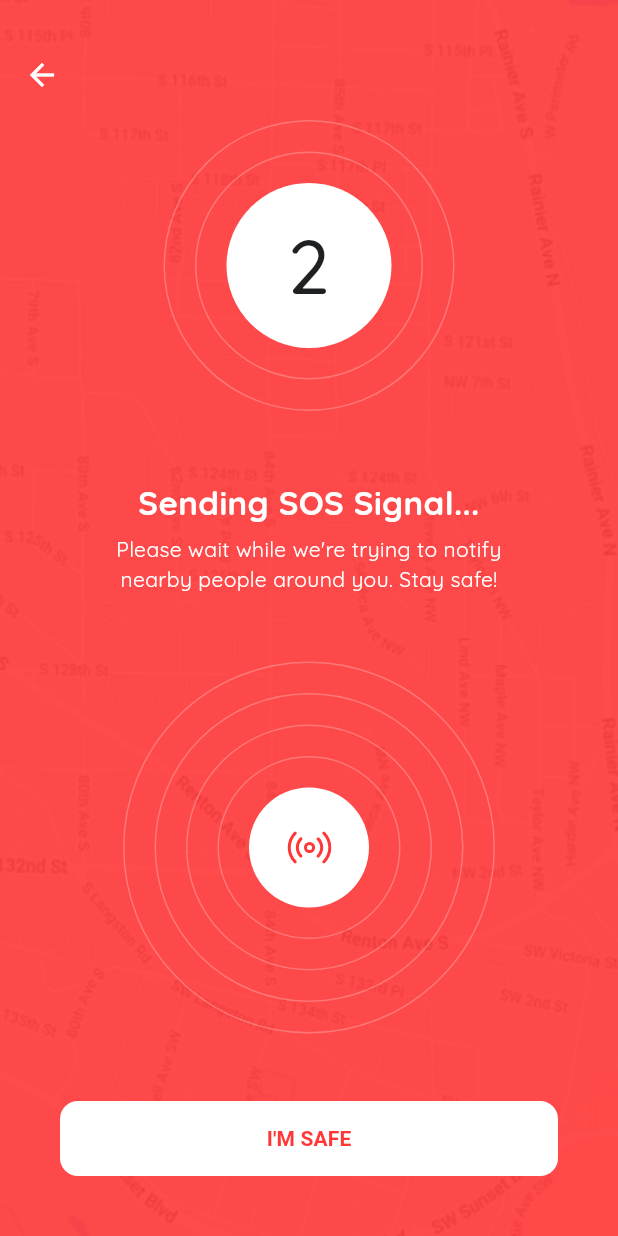
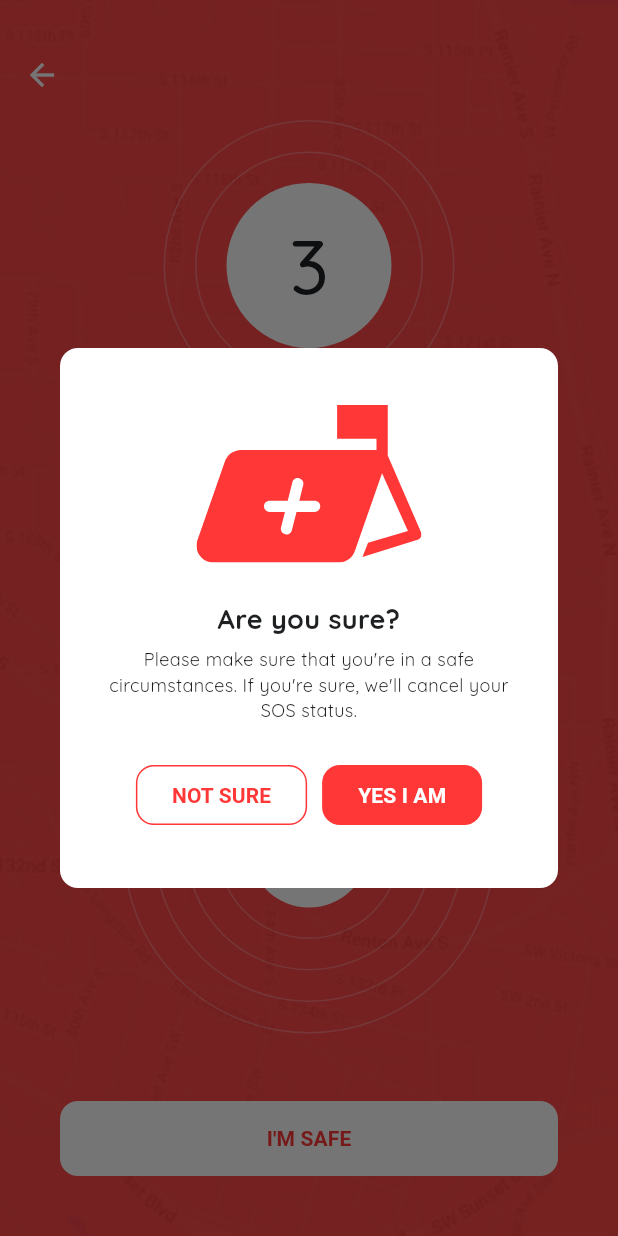
Before and after one commit to SOS-Assist/mobile-app, a Flutter app: the SosCallPage screen opened directly with empty values, after a tap on an icon or button, on a phone screen of 412 x 824 dp. Run offline on Flutter 3.47's test engine with Material 3 defaults, Android fonts, the phone set to English and light mode, and no system bars; our stand-ins replace cloud_firestore, firebase_auth, firebase_core, flutter_svg; accounts and stored records are empty.

Commit message:
feature (sos call): add a confirmation dialog

```diff
--- a/lib/pages/sos_call.dart
+++ b/lib/pages/sos_call.dart
@@ -2,6 +2,7 @@ import 'dart:async';
 
 import 'package:flutter/material.dart';
 import 'package:flutter_svg/flutter_svg.dart';
+import 'package:mobile_app/pages/sos_detail.dart';
 
 class SosCallPage extends StatefulWidget {
   final String sosType;
@@ -185,7 +186,16 @@ class _SosCallPageState extends State<SosCallPage> {
                 ],
               ),
               ElevatedButton(
-                onPressed: () {},
+                onPressed: () {
+                  showDialog(
+                    context: context,
+                    barrierDismissible: false,
+                    builder: (BuildContext context) {
+                      _stopTimer();
+                      return const Dialog(child: ConfirmationDialog());
+                    },
+                  ).then((_) => _startTimer());
+                },
                 style: ElevatedButton.styleFrom(
                   shape: RoundedRectangleBorder(
                     borderRadius: BorderRadius.circular(12),
@@ -211,3 +221,106 @@ class _SosCallPageState extends State<SosCallPage> {
     );
   }
 }
+
+class ConfirmationDialog extends StatelessWidget {
+  const ConfirmationDialog({super.key});
+
+  @override
+  Widget build(BuildContext context) {
+    final ThemeData theme = Theme.of(context);
+    final ColorScheme colorScheme = theme.colorScheme;
+
+    return Container(
+      height: 360,
+      padding: const EdgeInsets.symmetric(
+        horizontal: 24,
+      ),
+      decoration: BoxDecoration(
+        color: Colors.white,
+        borderRadius: BorderRadius.circular(12),
+      ),
+      child: Column(
+        mainAxisAlignment: MainAxisAlignment.center,
+        children: [
+          SvgPicture.asset(
+            'assets/icons/emergency-post.svg',
+            width: 150,
+          ),
+          const SizedBox(height: 24),
+          const Text(
+            'Are you sure?',
+            textAlign: TextAlign.center,
+            style: TextStyle(
+              fontSize: 18,
+              fontWeight: FontWeight.w700,
+            ),
+          ),
+          const SizedBox(height: 6),
+          const Text(
+            'Please make sure that you\'re in a safe circumstances. If you\'re sure, we\'ll cancel your SOS status.',
+            textAlign: TextAlign.center,
+            style: TextStyle(
+              fontSize: 12,
+              // fontWeight: FontWeight.w700,
+            ),
+          ),
+          const SizedBox(height: 24),
+          Row(
+            crossAxisAlignment: CrossAxisAlignment.center,
+            mainAxisAlignment: MainAxisAlignment.center,
+            children: [
+              ElevatedButton(
+                onPressed: () => Navigator.of(context).pop(),
+                style: ElevatedButton.styleFrom(
+                  shape: RoundedRectangleBorder(
+                    borderRadius: BorderRadius.circular(12),
+                  ),
+                  side: BorderSide(color: colorScheme.primary),
+                  backgroundColor: Colors.white,
+                  shadowColor: Colors.transparent,
+                  elevation: 0,
+                ),
+                child: Text(
+                  'NOT SURE',
+                  style: TextStyle(
+                    color: colorScheme.primary,
+                    fontSize: 14,
+                    fontWeight: FontWeight.w700,
+                  ),
+                ),
+              ),
+              const SizedBox(width: 10),
+              ElevatedButton(
+                onPressed: () {
+                  Navigator.pushAndRemoveUntil(
+                    context,
+                    MaterialPageRoute(
+                      builder: (context) => const SosDetailPage(),
+                    ),
+                    (route) => false,
+                  );
+                },
+                style: ElevatedButton.styleFrom(
+                  shape: RoundedRectangleBorder(
+                    borderRadius: BorderRadius.circular(12),
+                  ),
+                  backgroundColor: colorScheme.primary,
+                  shadowColor: Colors.transparent,
+                  elevation: 0,
+                ),
+                child: const Text(
+                  'YES I AM',
+                  style: TextStyle(
+                    color: Colors.white,
+                    fontSize: 14,
+                    fontWeight: FontWeight.w700,
+                  ),
+                ),
+              )
+            ],
+          ),
+        ],
+      ),
+    );
+  }
+}
--- /dev/null
+++ b/lib/pages/sos_detail.dart
@@ -0,0 +1,25 @@
+import 'package:flutter/material.dart';
+
+class SosDetailPage extends StatelessWidget {
+  const SosDetailPage({super.key});
+
+  @override
+  Widget build(BuildContext context) {
+    return Scaffold(
+      appBar: AppBar(
+        centerTitle: true,
+        title: const Text(
+          'SOS Status',
+          style: TextStyle(
+            fontSize: 16,
+            fontWeight: FontWeight.w700,
+          ),
+        ),
+        backgroundColor: Colors.white.withOpacity(0),
+        elevation: 0,
+        toolbarHeight: 100,
+      ),
+      body: const Center(child: Text('(SOS Detail)')),
+    );
+  }
+}
```
Also changed, not shown: assets/icons/emergency-post.svg (added).
